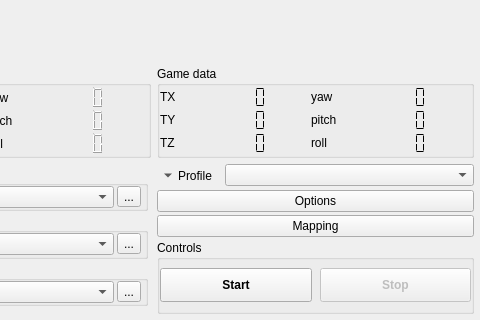
First picture: the form in gui/main.ui, repository opentrack/opentrack, before the edit; both pictures show x 172 to 652 and y 178 to 498 of the 652 by 498 pixel window.
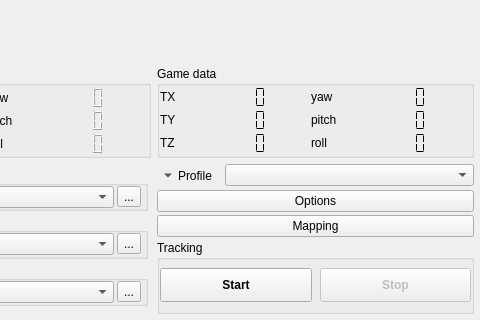
Second picture: the form after the edit. Icons and pictures are not drawn. Custom widgets are drawn as their Qt base class.

Commit message:
gui/main: rename controls->tracking
Issue: #371

```diff
--- a/gui/main.ui
+++ b/gui/main.ui
@@ -1031,7 +1031,7 @@
                 </sizepolicy>
                </property>
                <property name="title">
-                <string notr="true">Controls</string>
+                <string notr="true">Tracking</string>
                </property>
                <property name="flat">
                 <bool>true</bool>
```
